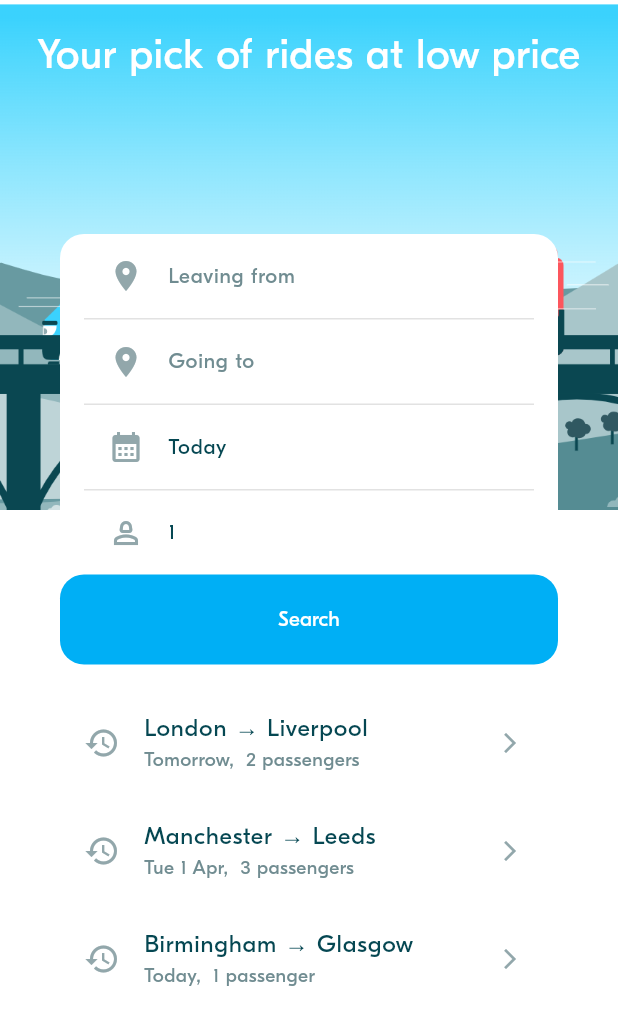
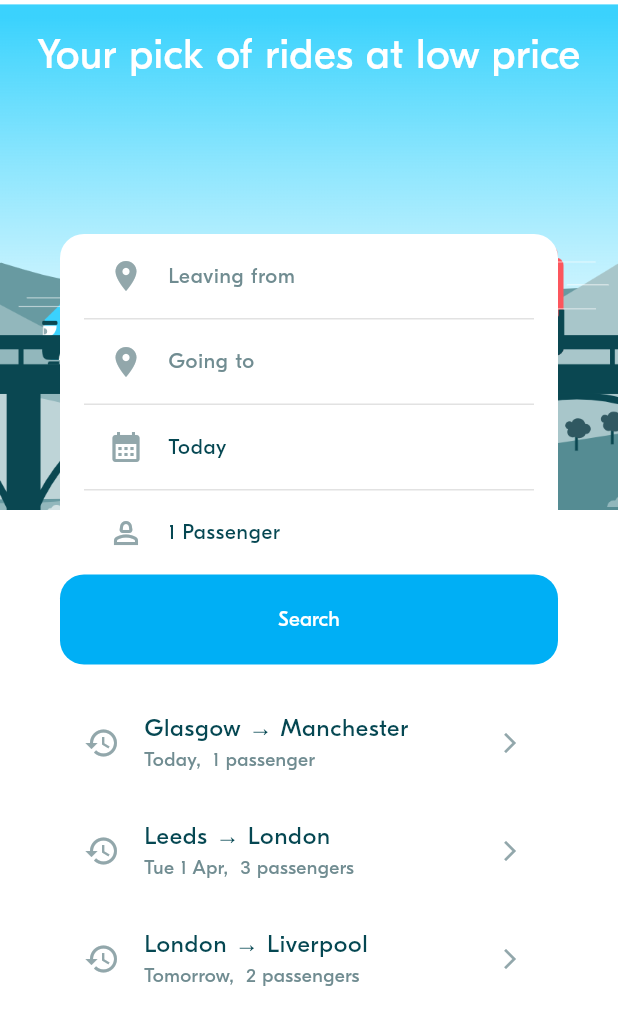
Before and after one commit to Mrkhun99/Limkhun-kim2, a Flutter app: the screen it shows after launch, after a tap on "Search", on a phone screen of 412 x 824 dp. Shown: the top 1025 px of the screen. Run offline on Flutter 3.47's test engine with Material 3 defaults, Android fonts, the phone set to English and light mode, and no system bars; project files that could hold a hidden picture were left out.

Commit message:
blah 201 Rides Preferences with Provider

```diff
--- a/GEN-09-FLUTTER-2-BLA-W7-START/lib/main.dart
+++ b/GEN-09-FLUTTER-2-BLA-W7-START/lib/main.dart
@@ -1,23 +1,31 @@
 import 'package:flutter/material.dart';
-
+import 'package:provider/provider.dart';
+import 'package:week_3_blabla_project/provider/ride_pref_provider.dart';
 import 'repository/mock/mock_locations_repository.dart';
 import 'repository/mock/mock_rides_repository.dart';
+import 'repository/mock/mock_ride_preferences_repository.dart';
 import 'service/locations_service.dart';
 import 'service/rides_service.dart';
-
-import 'repository/mock/mock_ride_preferences_repository.dart';
 import 'ui/screens/ride_pref/ride_pref_screen.dart';
-import 'service/ride_prefs_service.dart';
 import 'ui/theme/theme.dart';
 
 void main() {
-  // 1 - Initialize the services
-  RidePrefService.initialize(MockRidePreferencesRepository());
+  // Initialize services
   LocationsService.initialize(MockLocationsRepository());
   RidesService.initialize(MockRidesRepository());
 
-  // 2- Run the UI
-  runApp(const MyApp());
+  runApp(
+    MultiProvider(
+      providers: [
+        ChangeNotifierProvider(
+          create: (context) => RidesPreferencesProvider(
+            repository: MockRidePreferencesRepository(),
+          ),
+        ),
+      ],
+      child: const MyApp(),
+    ),
+  );
 }
 
 class MyApp extends StatelessWidget {
--- a/GEN-09-FLUTTER-2-BLA-W7-START/lib/model/ride/ride_pref.dart
+++ b/GEN-09-FLUTTER-2-BLA-W7-START/lib/model/ride/ride_pref.dart
@@ -1,20 +1,34 @@
 import '../location/locations.dart';
 
-///
-/// This model describes a ride preference.
-/// A ride preference consists of the selection of a departure + arrival + a date and a number of passenger
-///
 class RidePreference {
   final Location departure;
   final DateTime departureDate;
   final Location arrival;
   final int requestedSeats;
 
-  const RidePreference(
-      {required this.departure,
-      required this.departureDate,
-      required this.arrival,
-      required this.requestedSeats});
+  const RidePreference({
+    required this.departure,
+    required this.departureDate,
+    required this.arrival,
+    required this.requestedSeats,
+  });
+
+  @override
+  bool operator ==(Object other) {
+    if (identical(this, other)) return true;
+    return other is RidePreference &&
+        other.departure == departure &&
+        other.arrival == arrival &&
+        other.departureDate == departureDate &&
+        other.requestedSeats == requestedSeats;
+  }
+
+  @override
+  int get hashCode =>
+      departure.hashCode ^
+      arrival.hashCode ^
+      departureDate.hashCode ^
+      requestedSeats.hashCode;
 
   @override
   String toString() {
--- /dev/null
+++ b/GEN-09-FLUTTER-2-BLA-W7-START/lib/provider/ride_pref_provider.dart
@@ -0,0 +1,37 @@
+import 'package:flutter/material.dart';
+import '../model/ride/ride_pref.dart';
+import '../repository/ride_preferences_repository.dart';
+
+class RidesPreferencesProvider extends ChangeNotifier {
+  RidePreference? _currentPreference;
+  List<RidePreference> _pastPreferences = [];
+  final RidePreferencesRepository repository;
+
+  RidesPreferencesProvider({required this.repository}) {
+    _fetchPastPreferences();
+  }
+
+  RidePreference? get currentPreference => _currentPreference;
+
+  List<RidePreference> get preferencesHistory => _pastPreferences.reversed.toList();
+
+  Future<void> _fetchPastPreferences() async {
+    _pastPreferences = await repository.getPastPreferences();
+    notifyListeners();
+  }
+
+  void setCurrentPreference(RidePreference pref) {
+    if (pref != _currentPreference) {
+      _currentPreference = pref;
+      _addPreference(pref);
+      notifyListeners();
+    }
+  }
+
+  void _addPreference(RidePreference preference) {
+    // Remove any existing identical preferences
+    _pastPreferences.removeWhere((p) => p == preference);
+    _pastPreferences.add(preference);
+    repository.addPreference(preference);
+  }
+}
--- a/GEN-09-FLUTTER-2-BLA-W7-START/lib/ui/screens/ride_pref/ride_pref_screen.dart
+++ b/GEN-09-FLUTTER-2-BLA-W7-START/lib/ui/screens/ride_pref/ride_pref_screen.dart
@@ -1,9 +1,9 @@
 import 'package:flutter/material.dart';
+import 'package:provider/provider.dart';
+import 'package:week_3_blabla_project/provider/ride_pref_provider.dart';
 
 import '../../../model/ride/ride_pref.dart';
-import '../../../service/ride_prefs_service.dart';
 import '../../theme/theme.dart';
-
 import '../../../utils/animations_util.dart';
 import '../rides/rides_screen.dart';
 import 'widgets/ride_pref_form.dart';
@@ -11,44 +11,18 @@ import 'widgets/ride_pref_history_tile.dart';
 
 const String blablaHomeImagePath = 'assets/images/blabla_home.png';
 
-///
-/// This screen allows user to:
-/// - Enter his/her ride preference and launch a search on it
-/// - Or select a last entered ride preferences and launch a search on it
-///
-class RidePrefScreen extends StatefulWidget {
+class RidePrefScreen extends StatelessWidget {
   const RidePrefScreen({super.key});
 
   @override
-  State<RidePrefScreen> createState() => _RidePrefScreenState();
-}
+  Widget build(BuildContext context) {
+    return Scaffold(
+      body: Stack(
+        children: [
+          // Background Image
+          const BlaBackground(),
 
-class _RidePrefScreenState extends State<RidePrefScreen> {
-  onRidePrefSelected(RidePreference newPreference) async {
-    // 1 - Update the current preference
-    RidePrefService.instance.setCurrentPreference(newPreference);
-
-    // 2 - Navigate to the rides screen (with a buttom to top animation)
-    await Navigator.of(context)
-        .push(AnimationUtils.createBottomToTopRoute(RidesScreen()));
-
-    // 3 - After wait  - Update the state   -- TODO MAKE IT WITH STATE MANAGEMENT
-    setState(() {});
-  }
-
-  @override
-  Widget build(BuildContext context) {
-    RidePreference? currentRidePreference =
-        RidePrefService.instance.currentPreference;
-    List<RidePreference> pastPreferences =
-        RidePrefService.instance.getPastPreferences();
-
-    return Stack(
-      children: [
-        // 1 - Background  Image
-        BlaBackground(),
-
-        // 2 - Foreground content
+          // Foreground Content
           Column(
             children: [
               SizedBox(height: BlaSpacings.m),
@@ -57,42 +31,58 @@ class _RidePrefScreenState extends State<RidePrefScreen> {
                 style: BlaTextStyles.heading.copyWith(color: Colors.white),
               ),
               SizedBox(height: 100),
-            Container(
-              margin: EdgeInsets.symmetric(horizontal: BlaSpacings.xxl),
-              decoration: BoxDecoration(
-                color: Colors.white, // White background
-                borderRadius: BorderRadius.circular(16), // Rounded corners
-              ),
-              child: Column(
-                mainAxisAlignment: MainAxisAlignment.start,
-                crossAxisAlignment: CrossAxisAlignment.stretch,
-                children: [
-                  // 2.1 Display the Form to input the ride preferences
-                  RidePrefForm(
-                      initialPreference: currentRidePreference,
-                      onSubmit: onRidePrefSelected),
-                  SizedBox(height: BlaSpacings.m),
-
-                  // 2.2 Optionally display a list of past preferences
-                  SizedBox(
-                    height: 200, // Set a fixed height
-                    child: ListView.builder(
-                      shrinkWrap: true, // Fix ListView height issue
-                      physics: AlwaysScrollableScrollPhysics(),
-                      itemCount: pastPreferences.length,
-                      itemBuilder: (ctx, index) => RidePrefHistoryTile(
-                        ridePref: pastPreferences[index],
-                        onPressed: () =>
-                            onRidePrefSelected(pastPreferences[index]),
-                      ),
-                    ),
+              _buildFormContent(context),
+            ],
           ),
         ],
       ),
+    );
+  }
+
+  Widget _buildFormContent(BuildContext context) {
+    final provider = context.watch<RidesPreferencesProvider>();
+
+    return Container(
+      margin: EdgeInsets.symmetric(horizontal: BlaSpacings.xxl),
+      decoration: BoxDecoration(
+        color: Colors.white,
+        borderRadius: BorderRadius.circular(16),
       ),
+      child: Column(
+        children: [
+          RidePrefForm(
+            initialPreference: provider.currentPreference,
+            onSubmit: (newPref) => _onRidePrefSelected(context, newPref),
+          ),
+          SizedBox(height: BlaSpacings.m),
+          _buildHistoryList(context),
         ],
       ),
-      ],
+    );
+  }
+
+  Widget _buildHistoryList(BuildContext context) {
+    final provider = context.watch<RidesPreferencesProvider>();
+    final history = provider.preferencesHistory;
+
+    return SizedBox(
+      height: 200,
+      child: ListView.builder(
+        shrinkWrap: true,
+        physics: const AlwaysScrollableScrollPhysics(),
+        itemCount: history.length,
+        itemBuilder: (ctx, index) => RidePrefHistoryTile(
+          ridePref: history[index],
+          onPressed: () => _onRidePrefSelected(context, history[index]),
+        ),
+      ),
+    );
+  }
+
+  Future<void> _onRidePrefSelected(BuildContext context, RidePreference newPref) async {
+    context.read<RidesPreferencesProvider>().setCurrentPreference(newPref);
+    await Navigator.of(context).push(
+      AnimationUtils.createBottomToTopRoute(const RidesScreen()),
     );
   }
 }
@@ -107,7 +97,7 @@ class BlaBackground extends StatelessWidget {
       height: 340,
       child: Image.asset(
         blablaHomeImagePath,
-        fit: BoxFit.cover, // Adjust image fit to cover the container
+        fit: BoxFit.cover,
       ),
     );
   }
--- a/GEN-09-FLUTTER-2-BLA-W7-START/lib/ui/screens/ride_pref/widgets/ride_pref_form.dart
+++ b/GEN-09-FLUTTER-2-BLA-W7-START/lib/ui/screens/ride_pref/widgets/ride_pref_form.dart
@@ -1,4 +1,6 @@
 import 'package:flutter/material.dart';
+import 'package:provider/provider.dart';
+import 'package:week_3_blabla_project/provider/ride_pref_provider.dart';
 
 import '../../../../model/location/locations.dart';
 import '../../../../model/ride/ride_pref.dart';
@@ -10,15 +12,6 @@ import '../../../widgets/display/bla_divider.dart';
 import '../../../widgets/inputs/bla_location_picker.dart';
 import 'ride_pref_input_tile.dart';
 
-///
-/// A Ride Preference From is a view to select:
-///   - A depcarture location
-///   - An arrival location
-///   - A date
-///   - A number of seats
-///
-/// The form can be created with an existing RidePref (optional).
-///
 class RidePrefForm extends StatefulWidget {
   const RidePrefForm({
     super.key,
@@ -39,114 +32,125 @@ class _RidePrefFormState extends State<RidePrefForm> {
   Location? arrival;
   late int requestedSeats;
 
-  // ----------------------------------
-  // Initialize the Form attributes
-  // ----------------------------------
-
   @override
   void initState() {
     super.initState();
+    _initializeForm();
+  }
 
-    if (widget.initialPreference != null) {
-      RidePreference current = widget.initialPreference!;
-      departure = current.departure;
-      arrival = current.arrival;
-      departureDate = current.departureDate;
-      requestedSeats = current.requestedSeats;
-    } else {
-      // If no given preferences, we select default ones :
-      departure = null; // User shall select the departure
-      departureDate = DateTime.now(); // Now  by default
-      arrival = null; // User shall select the arrival
-      requestedSeats = 1; // 1 seat book by default
+  @override
+  void didChangeDependencies() {
+    super.didChangeDependencies();
+    // Sync with provider changes
+    final providerPref = Provider.of<RidesPreferencesProvider>(context, listen: true).currentPreference;
+    if (providerPref != null && providerPref != widget.initialPreference) {
+      _initializeForm();
     }
   }
 
-  // ----------------------------------
-  // Handle events
-  // ----------------------------------
+  @override
+  void didUpdateWidget(covariant RidePrefForm oldWidget) {
+    super.didUpdateWidget(oldWidget);
+    if (widget.initialPreference != oldWidget.initialPreference) {
+      _initializeForm();
+    }
+  }
 
-  void onDeparturePressed() async {
-    // 1- Select a location
-    Location? selectedLocation = await Navigator.of(context).push<Location>(
+  void _initializeForm() {
+    final current = widget.initialPreference;
+    setState(() {
+      departure = current?.departure;
+      arrival = current?.arrival;
+      departureDate = current?.departureDate ?? DateTime.now();
+      requestedSeats = current?.requestedSeats ?? 1;
+    });
+  }
+
+  Future<void> onDeparturePressed() async {
+    final selectedLocation = await Navigator.of(context).push<Location>(
       AnimationUtils.createBottomToTopRoute(
         BlaLocationPicker(initLocation: departure),
       ),
     );
 
-    // 2- Update the from if needed
     if (selectedLocation != null) {
-      setState(() {
-        departure = selectedLocation;
-      });
+      setState(() => departure = selectedLocation);
     }
   }
 
-  void onArrivalPressed() async {
-    // 1- Select a location
-    Location? selectedLocation = await Navigator.of(context).push<Location>(
+  Future<void> onArrivalPressed() async {
+    final selectedLocation = await Navigator.of(context).push<Location>(
       AnimationUtils.createBottomToTopRoute(
         BlaLocationPicker(initLocation: arrival),
       ),
     );
 
-    // 2- Update the from if needed
     if (selectedLocation != null) {
-      setState(() {
-        arrival = selectedLocation;
-      });
+      setState(() => arrival = selectedLocation);
+    }
+  }
+
+  Future<void> onDatePressed() async {
+    final date = await showDatePicker(
+      context: context,
+      initialDate: departureDate,
+      firstDate: DateTime.now(),
+      lastDate: DateTime.now().add(const Duration(days: 365)),
+    );
+    if (date != null) {
+      setState(() => departureDate = date);
+    }
+  }
+
+  Future<void> onPassengerPressed() async {
+    final count = await showDialog<int>(
+      context: context,
+      builder: (ctx) => AlertDialog(
+        title: const Text("Select seats"),
+        content: Column(
+          mainAxisSize: MainAxisSize.min,
+          children: List.generate(4, (i) => ListTile(
+            title: Text("${i + 1}"),
+            onTap: () => Navigator.pop(ctx, i + 1),
+          )),
+        ),
+      ),
+    );
+    if (count != null) {
+      setState(() => requestedSeats = count);
     }
   }
 
   void onSubmit() {
-    // 1- Check input validity
-    bool hasDeparture = departure != null;
-    bool hasArrival = arrival != null;
-    bool isValid = hasDeparture && hasArrival;
-
-    if (isValid) {
-      // 2 - Create a  new preference
-      RidePreference newPreference = RidePreference(
+    if (departure != null && arrival != null) {
+      final newPreference = RidePreference(
         departure: departure!,
         departureDate: departureDate,
         arrival: arrival!,
         requestedSeats: requestedSeats,
       );
-
-      // 3 - Callback withg the new preference
       widget.onSubmit(newPreference);
     }
   }
 
   void onSwappingLocationPressed() {
-    setState(() {
-      // We switch only if both departure and arrivate are defined
-      if (departure != null && arrival != null) {
-        Location temp = departure!;
-        departure = Location.copy(arrival!);
-        arrival = Location.copy(temp);
-      }
-    });
+    if (departure != null && arrival != null) {
+      setState(() {
+        final temp = departure;
+        departure = arrival;
+        arrival = temp;
+      });
+    }
   }
 
-  // ----------------------------------
-  // Compute the widgets rendering
-  // ----------------------------------
-  String get departureLabel =>
-      departure != null ? departure!.name : "Leaving from";
-  String get arrivalLabel => arrival != null ? arrival!.name : "Going to";
-
-  bool get showDeparturePLaceHolder => departure == null;
-  bool get showArrivalPLaceHolder => arrival == null;
-
+  String get departureLabel => departure?.name ?? "Leaving from";
+  String get arrivalLabel => arrival?.name ?? "Going to";
+  bool get showDeparturePlaceHolder => departure == null;
+  bool get showArrivalPlaceHolder => arrival == null;
   String get dateLabel => DateTimeUtils.formatDateTime(departureDate);
-  String get numberLabel => requestedSeats.toString();
-
+  String get numberLabel => requestedSeats == 1 ? "1 Passenger" : "$requestedSeats Passengers";
   bool get switchVisible => arrival != null && departure != null;
 
-  // ----------------------------------
-  // Build the widgets
-  // ----------------------------------
   @override
   Widget build(BuildContext context) {
     return Column(
@@ -157,46 +161,36 @@ class _RidePrefFormState extends State<RidePrefForm> {
           padding: const EdgeInsets.symmetric(horizontal: BlaSpacings.m),
           child: Column(
             children: [
-              // 1 - Input the ride departure
               RidePrefInputTile(
-                isPlaceHolder: showDeparturePLaceHolder,
+                isPlaceHolder: showDeparturePlaceHolder,
                 title: departureLabel,
                 leftIcon: Icons.location_on,
                 onPressed: onDeparturePressed,
                 rightIcon: switchVisible ? Icons.swap_vert : null,
-                onRightIconPressed:
-                    switchVisible ? onSwappingLocationPressed : null,
+                onRightIconPressed: switchVisible ? onSwappingLocationPressed : null,
               ),
               const BlaDivider(),
-
-              // 2 - Input the ride arrival
               RidePrefInputTile(
-                isPlaceHolder: showArrivalPLaceHolder,
+                isPlaceHolder: showArrivalPlaceHolder,
                 title: arrivalLabel,
                 leftIcon: Icons.location_on,
                 onPressed: onArrivalPressed,
               ),
               const BlaDivider(),
-
-              // 3 - Input the ride date
               RidePrefInputTile(
                 title: dateLabel,
                 leftIcon: Icons.calendar_month,
-                onPressed: () => {},
+                onPressed: onDatePressed,
               ),
               const BlaDivider(),
-
-              // 4 - Input the requested number of seats
               RidePrefInputTile(
                 title: numberLabel,
                 leftIcon: Icons.person_2_outlined,
-                onPressed: () => {},
+                onPressed: onPassengerPressed,
               ),
             ],
           ),
         ),
-
-        // 5 - Launch a search
         BlaButton(text: 'Search', onPressed: onSubmit),
       ],
     );
--- a/GEN-09-FLUTTER-2-BLA-W7-START/pubspec.yaml
+++ b/GEN-09-FLUTTER-2-BLA-W7-START/pubspec.yaml
@@ -12,6 +12,7 @@ dependencies:
   cupertino_icons: ^1.0.8
   intl: ^0.20.2
   flutter_svg: ^2.0.17
+  provider: ^6.1.2
 
 dev_dependencies:
   flutter_test:
```
Also changed, not shown: GEN-09-FLUTTER-2-BLA-W7-START/lib/ui/screens/rides/rides_screen.dart (+19 -54 lines), GEN-09-FLUTTER-2-BLA-W7-START/lib/ui/widgets/error/bla_error_screen (2).dart (added, +33 -0 lines), GEN-09-FLUTTER-2-BLA-W7-START/assets/images/blabla_wifi.png (added), GEN-09-FLUTTER-2-BLA-W7-START/lib/model/location/locations.dart (line endings or trailing spaces), GEN-09-FLUTTER-2-BLA-W7-START/lib/ui/screens/rides/widgets/ride_pref_modal.dart (line endings or trailing spaces), GEN-09-FLUTTER-2-BLA-W7-START/pubspec.lock. Lines whose indentation alone changed are shown as unchanged.
